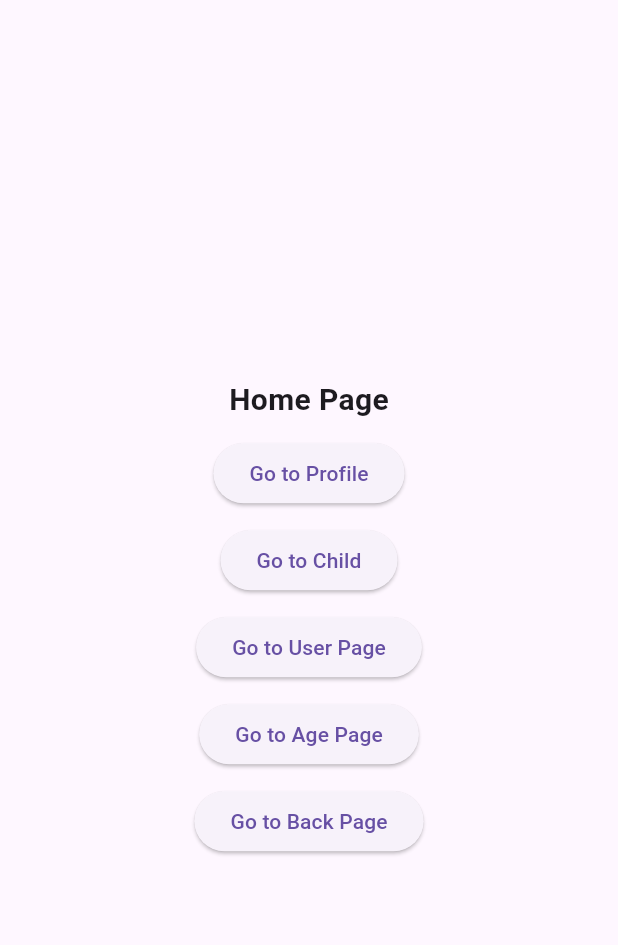
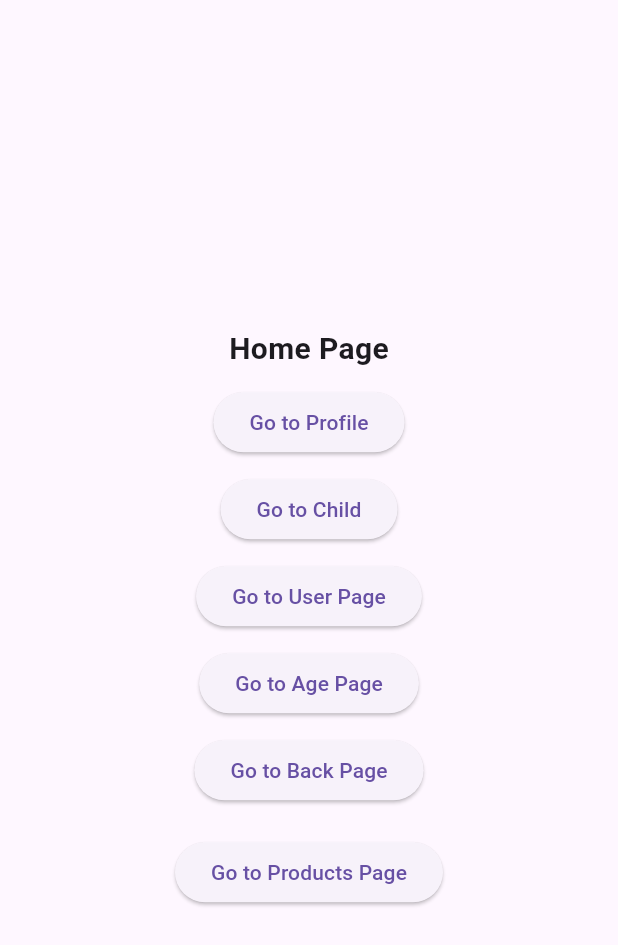
Before and after one commit to IT20024536/go-router-flutter, a Flutter app: the screen it shows after launch, on a phone screen of 412 x 824 dp. Shown: the top 945 px of the screen. Run offline on Flutter 3.47's test engine with Material 3 defaults, Android fonts, the phone set to English and light mode, and no system bars; our stand-ins replace go_router.

Commit message:
go router

```diff
--- /dev/null
+++ b/lib/models/product_model.dart
@@ -0,0 +1,17 @@
+class Product{
+  final String id;
+  final String title;
+  final String description;
+  final double price;
+  final String imageUrl;
+  bool isFavourite;
+
+  Product({
+    required this.id,
+    required this.title,
+    required this.description,
+    required this.price,
+    required this.imageUrl,
+    this.isFavourite = false,
+  });
+}
--- a/lib/pages/home_page.dart
+++ b/lib/pages/home_page.dart
@@ -75,6 +75,13 @@ class HomePage extends StatelessWidget {
               },
               child: Text("Go to Back Page"),
           ),
+          SizedBox(height: 20,),
+          ElevatedButton(
+              onPressed: (){
+                GoRouter.of(context).pushNamed(RouteNamesClass.products);
+              },
+              child: Text("Go to Products Page"),
+          ),
         ],
       ),
     );
--- a/lib/router/route_names.dart
+++ b/lib/router/route_names.dart
@@ -1,4 +1,6 @@
 class RouteNamesClass{
   static const String profile = "profile";
   static const String age = "age";
+  static const String products = "products";
+  static const String singleProduct = "singleProduct";
 }
--- a/lib/router/router.dart
+++ b/lib/router/router.dart
@@ -2,11 +2,14 @@ import 'dart:ffi';
 
 import 'package:flutter/material.dart';
 import 'package:go_router/go_router.dart';
+import 'package:go_router_project/models/product_model.dart';
 import 'package:go_router_project/pages/age_page.dart';
 import 'package:go_router_project/pages/child_page.dart';
 import 'package:go_router_project/pages/home_page.dart';
 import 'package:go_router_project/pages/login_page.dart';
+import 'package:go_router_project/pages/products_page.dart';
 import 'package:go_router_project/pages/profile_page.dart';
+import 'package:go_router_project/pages/single_product_page.dart';
 import 'package:go_router_project/pages/user_page.dart';
 import 'package:go_router_project/router/route_names.dart';
 
@@ -112,6 +115,26 @@ class RouterClass {
           }
       ),
 
+      GoRoute(
+        name: RouteNamesClass.products,
+          path: "/products",
+        builder: (context, state){
+          return ProductsPage();
+        }
+      ),
+
+      ///single product page
+      GoRoute(
+        name: RouteNamesClass.singleProduct,
+          path: "/product",
+        builder: (context, state){
+            final Product product = state.extra as Product;
+            return SingleProductPage(
+                product: product
+            );
+        }
+      ),
+
     ],
   );
 }
```
Also changed, not shown: lib/data/products.dart (added, +90 -0 lines), lib/pages/products_page.dart (added, +55 -0 lines), lib/pages/single_product_page.dart (added, +29 -0 lines).
